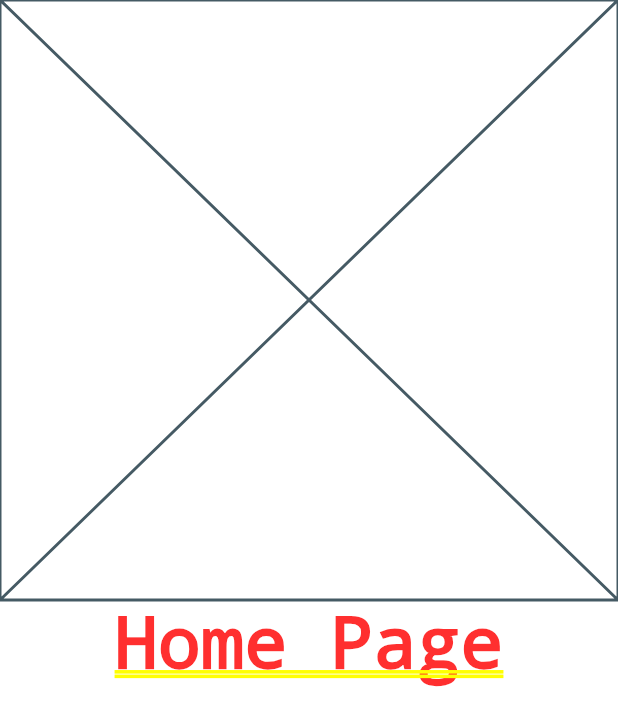
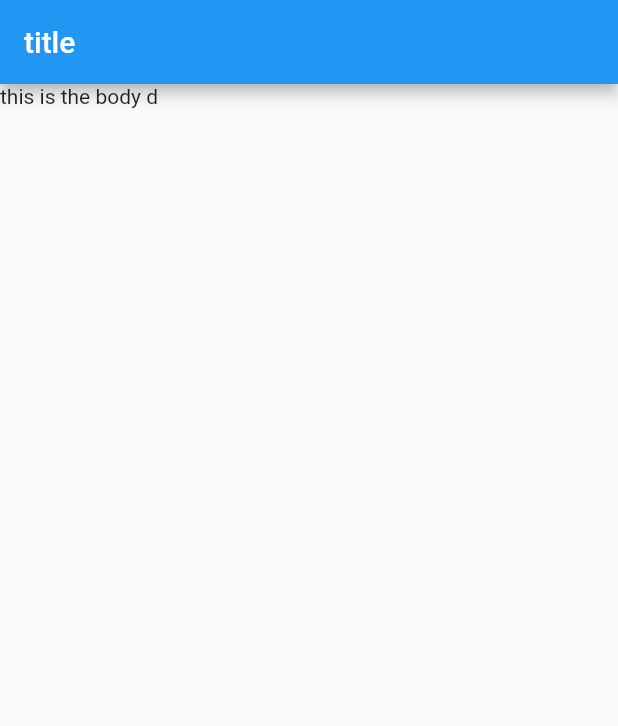
Before and after one commit to EduardRo/lrn_flt_routes, a Flutter app: the screen it shows after launch, on a phone screen of 412 x 824 dp. Shown: the top 726 px of the screen. Run offline on Flutter 3.47's test engine with Material 2 defaults, Android fonts, the light colour scheme and no system bars; our stand-ins replace flutter_animate, theme_provider; missing offline and left inert: bonfire.

Commit message:
route array argument

```diff
--- /dev/null
+++ b/lib/_test_array_arguments_routes_passing/argumentclass.dart
@@ -0,0 +1,9 @@
+class ScreenArguments {
+  final String r1;
+  final String r2;
+  final String r3;
+  final String r4;
+  final String r5;
+
+  ScreenArguments(this.r1, this.r2, this.r3, this.r4, this.r5);
+}
--- /dev/null
+++ b/lib/_test_array_arguments_routes_passing/main.dart
@@ -0,0 +1,24 @@
+import 'package:flutter/material.dart';
+import 'route.dart';
+
+void main() => runApp(const MyApp());
+
+class MyApp extends StatelessWidget {
+  const MyApp({
+    super.key,
+  });
+
+  @override
+  Widget build(BuildContext context) {
+    return MaterialApp(
+      title: 'Flutter Demo',
+      theme: ThemeData(
+        primarySwatch: Colors.blue,
+      ),
+      // Initially display FirstPage
+      //home: const FirstPage(),
+      initialRoute: '/',
+      onGenerateRoute: RouteGenerator.generateRoute,
+    );
+  }
+}
--- a/lib/home_page.dart
+++ b/lib/home_page.dart
@@ -5,14 +5,18 @@ class HomePage extends StatelessWidget {
 
   @override
   Widget build(BuildContext context) {
-    return Column(
-      children: const [
-        Placeholder(),
-        Text(
-          'Home Page',
-          selectionColor: Colors.blue,
-        )
-      ],
+    return MaterialApp(
+      title: 'this is title',
+      home: Scaffold(
+        appBar: AppBar(
+          title: const Text('title'),
+        ),
+        body: Column(
+          children: const [
+            Text('this is the body d'),
+          ],
+        ),
+      ),
     );
   }
 }
--- a/lib/main.dart
+++ b/lib/main.dart
@@ -12,8 +12,7 @@ class MyApp extends StatelessWidget {
   // This widget is the root of your application.
   @override
   Widget build(BuildContext context) {
-    return ThemeProvider(
-      child: MaterialApp(
+    return MaterialApp(
       debugShowCheckedModeBanner: false,
       title: 'Flutter Demo',
       darkTheme: ThemeData(
@@ -24,7 +23,6 @@ class MyApp extends StatelessWidget {
       onGenerateRoute: RouteGenerator.controllerRoute,
       initialRoute: '/',
       //home: const HomePage(),
-      ),
     );
   }
 }
```
Also changed, not shown: lib/_test_array_arguments_routes_passing/page1.dart (added, +45 -0 lines), lib/_test_array_arguments_routes_passing/page2.dart (added, +60 -0 lines), lib/_test_array_arguments_routes_passing/page3.dart (added, +60 -0 lines), lib/_test_array_arguments_routes_passing/page4.dart (added, +60 -0 lines), lib/_test_array_arguments_routes_passing/route.dart (added, +42 -0 lines). Lines whose indentation alone changed are shown as unchanged.
